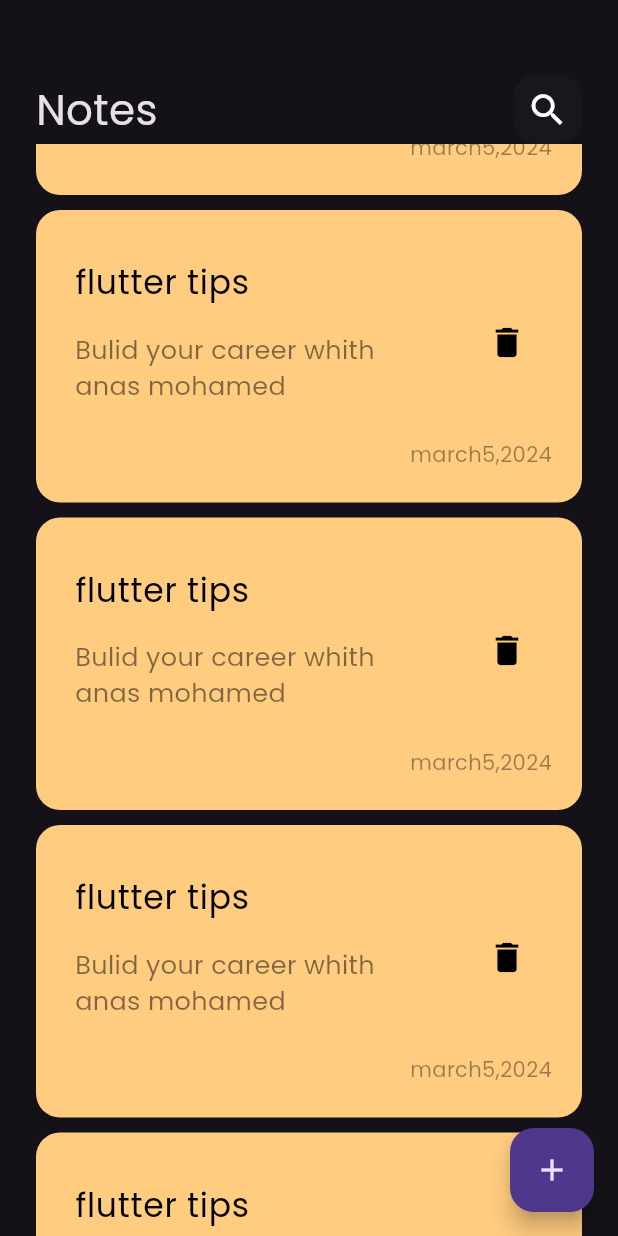
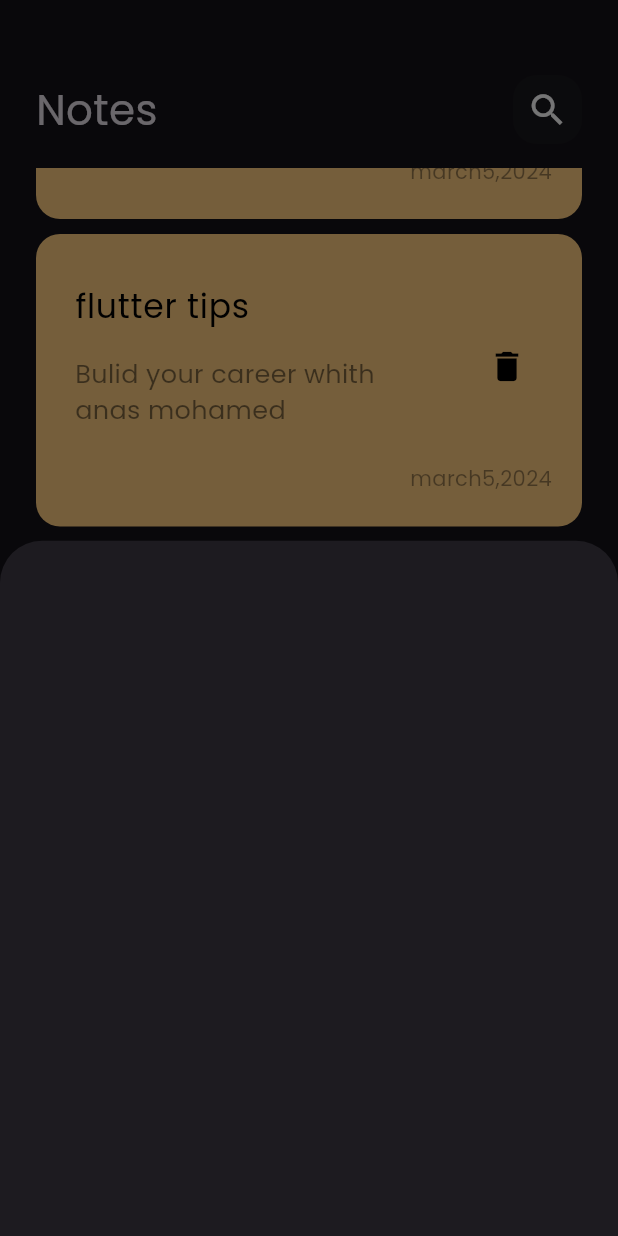
Before and after one commit to anasmohamed13/notes_app, a Flutter app: the screen it shows after launch, scrolled down 576 dp, after a tap on the "add" icon, on a phone screen of 412 x 824 dp. Run offline on Flutter 3.47's test engine with Material 3 defaults, Android fonts, the phone set to English and light mode, and no system bars.

Commit message:
show model bottom sheet

```diff
--- a/lib/view/notes_view.dart
+++ b/lib/view/notes_view.dart
@@ -1,4 +1,5 @@
 import 'package:flutter/material.dart';
+import 'package:mynoteapp/widgets/add_bottom_sheet.dart';
 import 'package:mynoteapp/widgets/notes_view_body.dart';
 
 class NotesView extends StatelessWidget {
@@ -8,7 +9,13 @@ class NotesView extends StatelessWidget {
   Widget build(BuildContext context) {
     return Scaffold(
       floatingActionButton: FloatingActionButton(
-        onPressed: () {},
+        onPressed: () {
+          showModalBottomSheet(
+              context: context,
+              builder: (context) {
+                return const AddNoteBottomSheet();
+              });
+        },
         child: const Icon(Icons.add),
       ),
       body: const NotesViewBody(),
--- /dev/null
+++ b/lib/widgets/add_bottom_sheet.dart
@@ -0,0 +1,10 @@
+import 'package:flutter/material.dart';
+
+class AddNoteBottomSheet extends StatelessWidget {
+  const AddNoteBottomSheet({super.key});
+
+  @override
+  Widget build(BuildContext context) {
+    return Container();
+  }
+}
--- a/lib/widgets/notes_listview.dart
+++ b/lib/widgets/notes_listview.dart
@@ -7,13 +7,17 @@ class NotesListView extends StatelessWidget {
 
   @override
   Widget build(BuildContext context) {
-    return ListView.builder(
+    return Padding(
+      padding: const EdgeInsets.symmetric(vertical: 16),
+      child: ListView.builder(
+        padding: EdgeInsets.zero,
         itemBuilder: (context, index) {
           return const Padding(
             padding: EdgeInsets.symmetric(vertical: 5),
             child: NotesItem(),
           );
         },
+      ),
     );
   }
 }
```
Lines whose indentation alone changed are shown as unchanged.
